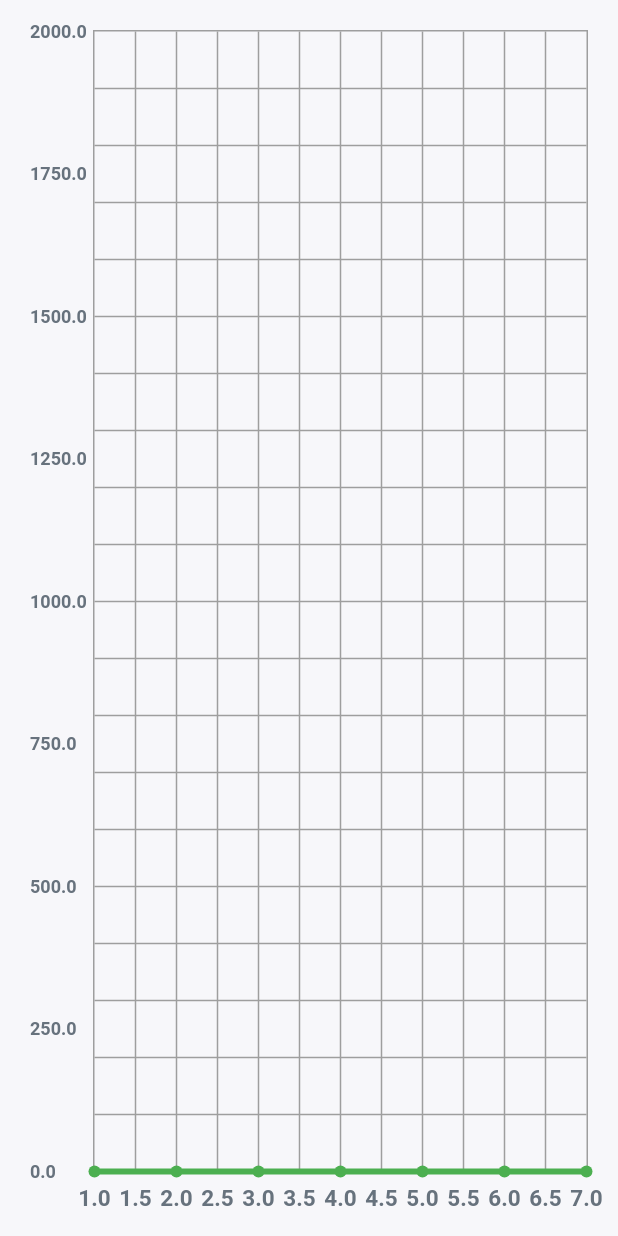
After one commit to blaz-cerpnjak/flutter-nutrition-app, a Flutter app: the StatisticsScreen screen opened directly, on a phone screen of 412 x 824 dp. The commit adds this screen. Run offline on Flutter 3.47's test engine with Material 2 defaults, Android fonts, the phone set to English and light mode, and no system bars; drawn by our look-alikes of fl_chart; our stand-ins replace date_format, date_picker_timeline, flutter_slidable, flutter_speed_dial, flutter_svg, flutter_zoom_drawer and 6 more; accounts and stored records are empty.

Commit message:
Implement LineChart

```diff
--- a/nutrition_app/lib/main.dart
+++ b/nutrition_app/lib/main.dart
@@ -9,6 +9,7 @@ import 'package:nutrition_app/screens/main_screen.dart';
 import 'package:nutrition_app/theme/theme_constants.dart';
 import 'package:nutrition_app/theme/theme_manager.dart';
 import 'package:provider/provider.dart';
+import 'package:shared_preferences/shared_preferences.dart';
 import 'models/food/food.dart';
 
 Future<void> main() async {
@@ -56,7 +57,7 @@ class _MyAppState extends State<MyApp> {
                   themeMode: context.watch<ThemeManager>().themeMode,
                   home: const MainScreen(),
                 )
-              : LoadingScreen();
+              : const LoadingScreen();
         });
   }
 }
@@ -84,6 +85,7 @@ class _LoadingScreenState extends State<LoadingScreen> {
   @override
   Widget build(BuildContext context) {
     return MaterialApp(
+      debugShowCheckedModeBanner: false,
       home: Scaffold(
         backgroundColor: Colors.white,
         body: Center(
@@ -97,7 +99,7 @@ class _LoadingScreenState extends State<LoadingScreen> {
             ],
           )
         ),
-      )
+      ),
     );
   }
 }
--- a/nutrition_app/lib/providers/preferences.dart
+++ b/nutrition_app/lib/providers/preferences.dart
@@ -4,6 +4,7 @@ import 'package:shared_preferences/shared_preferences.dart';
 class Preferences with ChangeNotifier {
 
   SharedPreferences? _preferences;
+
   double _calories = 2000.0;
   double _waterAmount = 3.0;
   bool _doneLoading = false;
--- a/nutrition_app/lib/screens/main_screen.dart
+++ b/nutrition_app/lib/screens/main_screen.dart
@@ -8,6 +8,7 @@ import 'package:nutrition_app/screens/choose_food_screen.dart';
 import 'package:nutrition_app/screens/food_screen.dart';
 import 'package:nutrition_app/screens/home_screen.dart';
 import 'package:nutrition_app/screens/settings_screen.dart';
+import 'package:nutrition_app/screens/statistics_screen.dart';
 import 'package:nutrition_app/screens/user_profile_screen.dart';
 import 'package:nutrition_app/widgets/drawer_menu_screen.dart';
 import 'package:persistent_bottom_nav_bar/persistent-tab-view.dart';
@@ -74,6 +75,7 @@ class _MainScreenState extends State<MainScreen> {
     AddFoodScreen(),
     UserProfileScreen(),
     SettingsScreen(),
+    StatisticsScreen(),
   ];
 
   List<PersistentBottomNavBarItem> _navBarsItems() {
--- /dev/null
+++ b/nutrition_app/lib/screens/statistics_screen.dart
@@ -0,0 +1,82 @@
+import 'package:date_format/date_format.dart';
+import 'package:fl_chart/fl_chart.dart';
+import 'package:flutter/material.dart';
+import 'package:flutter/src/foundation/key.dart';
+import 'package:flutter/src/widgets/framework.dart';
+import 'package:nutrition_app/db/Boxes.dart';
+import 'package:nutrition_app/models/meal/meal.dart';
+import 'package:nutrition_app/widgets/line_chart.dart';
+
+class StatisticsScreen extends StatefulWidget {
+
+  const StatisticsScreen({Key? key}) : super(key: key);
+
+  @override
+  State<StatisticsScreen> createState() => _StatisticsScreenState();
+}
+
+class _StatisticsScreenState extends State<StatisticsScreen> {
+
+  List<FlSpot> _spots = [];
+
+  @override
+  void initState() {
+    super.initState();
+    setSpots();
+  }
+
+  void setSpots() async {
+    final meals = Boxes.getMealsBox().values.toList().cast<Meal>();
+    final day = DateTime.now().subtract(const Duration(days: 6));
+    //final List<DateTime> days = [];
+    final List<double> calories = [];
+    List<FlSpot> spots = [];
+    final Map<String, double> dateCalories = {};
+
+    meals.removeWhere((meal) => meal.dateTime.isBefore(day));
+
+    for (int i = 0; i < 7; i++) {
+      String date = formatDate(DateTime.now().subtract(Duration(days: i)), [dd, '-', mm, '-', yyyy]);
+      //days.add(date) ;
+      dateCalories[date] = 0.0;
+    }
+
+    for (int i = 0; i < meals.length; i++) {
+      Meal meal = meals[i];
+      String date = formatDate(meal.dateTime.subtract(Duration(days: i)), [dd, '-', mm, '-', yyyy]);
+      print(date);
+      dateCalories[date] = dateCalories[date]! + ((meal.food.calories / 100) * meal.quantity);
+    }
+
+    double i = 7;
+    dateCalories.forEach((datetime, calories) {
+      spots.add(FlSpot(i, calories));
+      i--;
+    });
+
+    setState(() {
+      _spots = spots;
+    });
+  }
+
+  @override
+  Widget build(BuildContext context) {
+    return Scaffold(
+      backgroundColor: Theme.of(context).backgroundColor,
+      body: Padding(
+        padding: const EdgeInsets.all(20),
+        child: Center(
+          child: MyLineChart(
+            spots: _spots,
+            minX: 1,
+            maxX: 7,
+            minY: 0,
+            maxY: 2000,
+            interval: 250,
+          ),
+        ),
+      )
+    );
+  }
+
+}
--- a/nutrition_app/lib/screens/user_profile_screen.dart
+++ b/nutrition_app/lib/screens/user_profile_screen.dart
@@ -65,7 +65,9 @@ class _UserProfileScreenState extends State<UserProfileScreen> {
               prefsItem(
                 title: 'Name',
                 onSave: (s) {
-                  context.read<Preferences>().setUsername(s);
+                  context
+                    .read<Preferences>()
+                    .setUsername(s);
                   showSnackbar(context, 'Success');
                 },
                 controller: _nameController
--- a/nutrition_app/lib/widgets/drawer_menu_screen.dart
+++ b/nutrition_app/lib/widgets/drawer_menu_screen.dart
@@ -12,9 +12,9 @@ class MenuItem {
 
 class MenuItems {
   static const screen1 = MenuItem("Profile", Icon(Icons.person_outline_rounded), 3);
-  static const screen2 = MenuItem("Notifications", Icon(Icons.notifications_none_outlined), 4);
-  static const screen3 = MenuItem("About Us", Icon(Icons.info_outline_rounded), 4);
-  static const screen4 = MenuItem("Help", Icon(Icons.help_outline_rounded), 4);
+  static const screen2 = MenuItem("Statistics", Icon(Icons.auto_graph_outlined), 5);
+  static const screen3 = MenuItem("Notifications", Icon(Icons.notifications_none_outlined), 4);
+  static const screen4 = MenuItem("About Us", Icon(Icons.info_outline_rounded), 4);
   static const screen5 = MenuItem("Settings", Icon(Icons.settings_outlined), 4);
 
   static const all = <MenuItem> [
--- /dev/null
+++ b/nutrition_app/lib/widgets/line_chart.dart
@@ -0,0 +1,141 @@
+import 'package:fl_chart/fl_chart.dart';
+import 'package:flutter/cupertino.dart';
+import 'package:flutter/material.dart';
+import 'package:flutter/src/foundation/key.dart';
+import 'package:flutter/src/widgets/framework.dart';
+
+class MyLineChart extends StatefulWidget {
+  final double minX, maxX, minY, maxY, interval;
+  final List<FlSpot> spots;
+
+  const MyLineChart({
+    Key? key,
+    required this.spots,
+    required this.minX,
+    required this.maxX,
+    required this.minY,
+    required this.maxY,
+    required this.interval,
+  }) : super(key: key);
+
+  @override
+  State<MyLineChart> createState() => _MyLineChartState();
+}
+
+class _MyLineChartState extends State<MyLineChart> {
+  final List<Color> gradientColors = [
+    Colors.green,
+    const Color(0xff12a62d)
+  ];
+
+  @override
+  Widget build(BuildContext context) {
+    return Container(
+      child: LineChart(
+        LineChartData(
+          minX: widget.minX,
+          maxX: widget.maxX,
+          minY: widget.minY,
+          maxY: widget.maxY,
+          titlesData: FlTitlesData(
+            leftTitles: AxisTitles(
+              sideTitles: SideTitles(
+                showTitles: true,
+                interval: widget.interval,
+                reservedSize: 42,
+                getTitlesWidget: leftTitleWidgets,
+              ),
+            ),
+            rightTitles: AxisTitles(sideTitles: SideTitles(showTitles: false)),
+            topTitles: AxisTitles(sideTitles: SideTitles(showTitles: false)),
+            bottomTitles: AxisTitles(
+              sideTitles: SideTitles(
+                showTitles: true,
+                getTitlesWidget: bottomTitleWidgets
+              )
+            )
+          ),
+          lineTouchData: LineTouchData(
+            touchTooltipData: LineTouchTooltipData(
+              tooltipBgColor: Theme.of(context).primaryColor,
+            ),
+          ),
+          gridData: FlGridData(
+            show: true,
+            getDrawingHorizontalLine: (value) {
+              return FlLine(
+                color: Colors.grey,
+                strokeWidth: 1,
+              );
+            },
+            getDrawingVerticalLine: (value) {
+              return FlLine(
+                color: Colors.grey,
+                strokeWidth: 1,
+              );
+            },
+          ),
+          borderData: FlBorderData(
+            show: true,
+            border: Border.all(
+              color: Colors.grey,
+              width: 1,
+            ),
+          ),
+          lineBarsData: [
+            LineChartBarData(
+              spots: widget.spots,
+              isCurved: true,
+              barWidth: 4,
+              color: Colors.green,
+              belowBarData: BarAreaData(
+                show: true,
+                gradient: LinearGradient(
+                  colors: gradientColors.map((c) => c.withOpacity(0.5)).toList()
+                ),
+              ),
+            ),
+          ],
+        ),
+      ),
+    );
+  }
+
+    Widget leftTitleWidgets(double value, TitleMeta meta) {
+    const style = TextStyle(
+      color: Color(0xff67727d),
+      fontWeight: FontWeight.bold,
+      fontSize: 12,
+    );
+    /*String text;
+    switch (value.toInt()) {
+      case 1:
+        text = value.toString();
+        break;
+      case 3:
+        text = value.toString();
+        break;
+      case 5:
+        text = value.toString();
+        break;
+      default:
+        return Container();
+    }*/
+
+    return Text(value.toString(), style: style, textAlign: TextAlign.left);
+  }
+
+  Widget bottomTitleWidgets(double value, TitleMeta meta) {
+    const style = TextStyle(
+      color: Color(0xff67727d),
+      fontWeight: FontWeight.bold,
+      fontSize: 15,
+    );
+
+    return SideTitleWidget(
+      axisSide: meta.axisSide,
+      space: 8.0,
+      child: Text(value.toString(), style: style, textAlign: TextAlign.left)
+    );
+  }
+}
--- a/nutrition_app/pubspec.yaml
+++ b/nutrition_app/pubspec.yaml
@@ -25,8 +25,9 @@ dependencies:
   date_picker_timeline: ^1.2.3
   date_format: ^2.0.6
   flutter_zoom_drawer: ^3.0.2
-  flutter_speed_dial: 6.0.0
+  flutter_speed_dial: ^6.0.0
   flutter_slidable: ^1.3.0
+  fl_chart: 0.55.0
 
 dev_dependencies:
   flutter_test:
```
